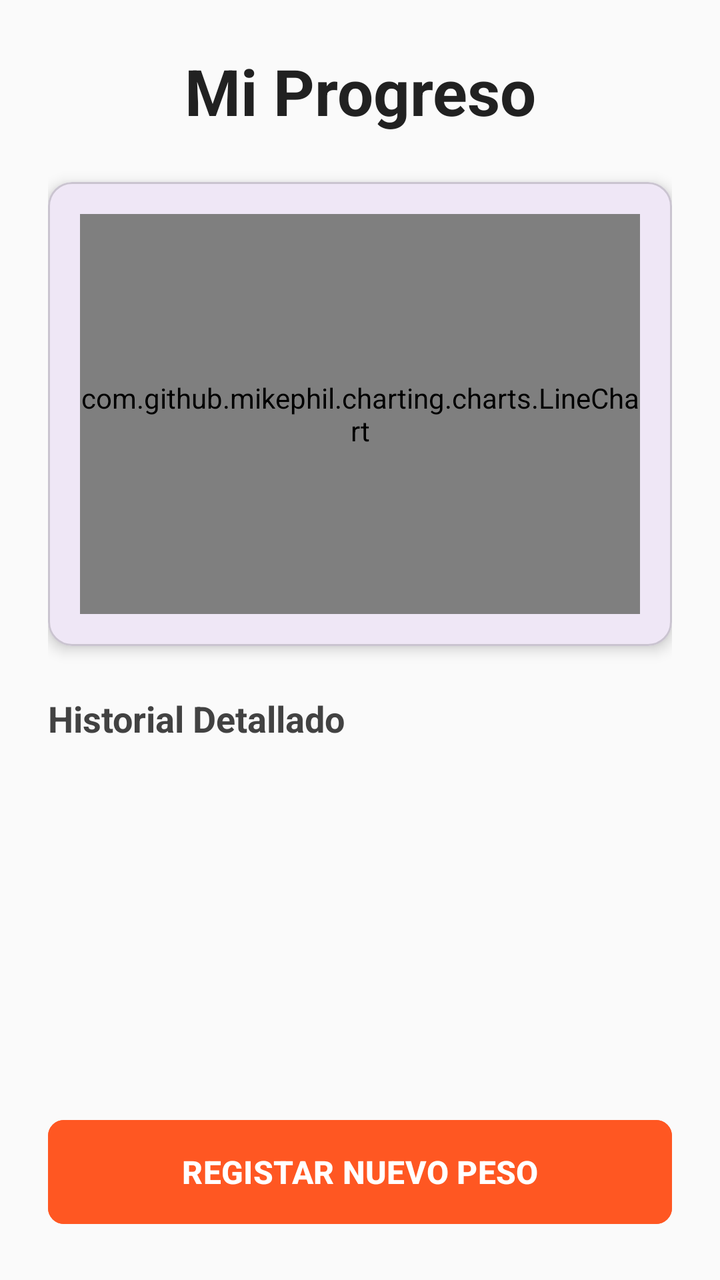
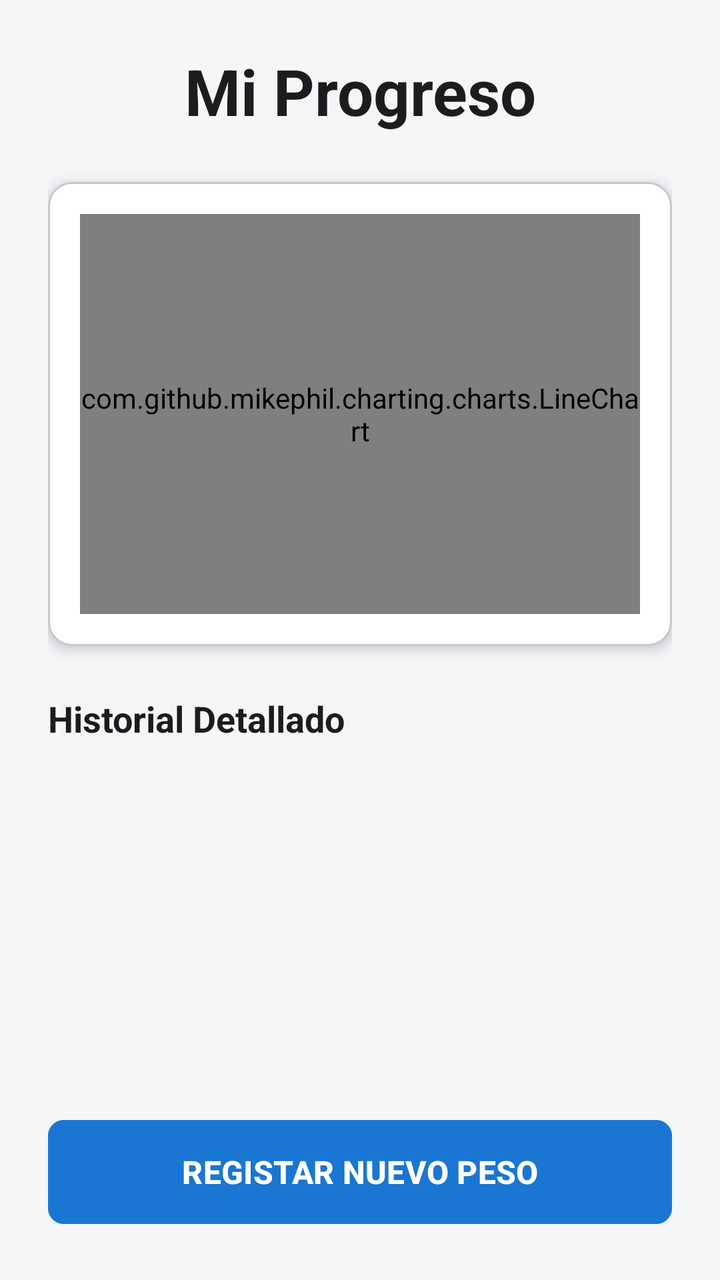

Before-and-after screenshots of an Android layout around one commit, followed by the original layout XML and the change that was made.
<!-- AndroidManifest.xml: application theme Theme.Aplicacion -->
<!-- res/layout/activity_medidas.xml -->
<?xml version="1.0" encoding="UTF-8" ?>
<LinearLayout xmlns:android="http://schemas.android.com/apk/res/android"
    xmlns:app="http://schemas.android.com/apk/res-auto"
    android:layout_width="match_parent"
    android:layout_height="match_parent"
    android:orientation="vertical"
    android:padding="24dp"
    android:background="#FAFAFA">

    
    <TextView
        android:layout_width="match_parent"
        android:layout_height="wrap_content"
        android:text="Mi Progreso"
        android:textSize="32sp"
        android:textStyle="bold"
        android:textColor="#212121"
        android:gravity="center_horizontal"
        android:layout_marginBottom="24dp"/>

    
    <com.google.android.material.card.MaterialCardView
        android:layout_width="match_parent"
        android:layout_height="wrap_content"
        app:cardCornerRadius="12dp"
        app:cardElevation="4dp"
        android:layout_marginBottom="24dp">

        <LinearLayout
            android:layout_width="match_parent"
            android:layout_height="wrap_content"
            android:orientation="vertical"
            android:padding="16dp">
            <com.github.mikephil.charting.charts.LineChart
                android:layout_width="match_parent"
                android:layout_height="200dp"
                android:id="@+id/graficaPeso"/>
        </LinearLayout>
    </com.google.android.material.card.MaterialCardView>

    
    <TextView
        android:layout_width="match_parent"
        android:layout_height="wrap_content"
        android:text="Historial Detallado"
        android:textSize="18sp"
        android:textStyle="bold"
        android:textColor="#424242"
        android:layout_marginBottom="12dp"/>

    
    <ProgressBar
        android:layout_width="wrap_content"
        android:layout_height="wrap_content"
        android:id="@+id/progressBarMedidas"
        android:layout_gravity="center"
        android:visibility="gone"/>

    
    <TextView
        android:layout_width="match_parent"
        android:layout_height="wrap_content"
        android:id="@+id/tvEmptyState"
        android:text="Aún no hay medidas registradas"
        android:textAlignment="center"
        android:textColor="#757575"
        android:textStyle="italic"
        android:visibility="gone"
        android:layout_marginTop="20dp"/>

    
    <ListView
        android:layout_width="match_parent"
        android:layout_height="0dp"
        android:id="@+id/lvHistorialMedidas"
        android:layout_weight="1"
        android:divider="#E0E0E0"
        android:dividerHeight="1dp"
        android:layout_marginBottom="16dp"/>

    
    <com.google.android.material.button.MaterialButton
        android:layout_width="match_parent"
        android:layout_height="60dp"
        android:id="@+id/btnIrNuevaMedida"
        android:text="REGISTAR NUEVO PESO"
        android:textSize="16sp"
        android:textStyle="bold"
        android:backgroundTint="#FF5722"
        app:cornerRadius="8dp"/>

</LinearLayout>
<!-- resources referenced by this layout -->
<resources>
  <style name="Theme.Aplicacion" parent="Base.Theme.Aplicacion" />
  <style name="Base.Theme.Aplicacion" parent="Theme.Material3.DayNight.NoActionBar">
          
          
      </style>
</resources>

<!-- the commit's change to res/layout/activity_medidas.xml (unified diff, before → after) -->
@@ -5,7 +5,7 @@
     android:layout_height="match_parent"
     android:orientation="vertical"
     android:padding="24dp"
-    android:background="#FAFAFA">
+    android:background="@color/backgroundColor">
 
     
     <TextView
@@ -14,7 +14,7 @@
         android:text="Mi Progreso"
         android:textSize="32sp"
         android:textStyle="bold"
-        android:textColor="#212121"
+        android:textColor="@color/textColorPrimary"
         android:gravity="center_horizontal"
         android:layout_marginBottom="24dp"/>
 
@@ -24,6 +24,7 @@
         android:layout_height="wrap_content"
         app:cardCornerRadius="12dp"
         app:cardElevation="4dp"
+        app:cardBackgroundColor="@color/surfaceColor"
         android:layout_marginBottom="24dp">
 
         <LinearLayout
@@ -45,7 +46,7 @@
         android:text="Historial Detallado"
         android:textSize="18sp"
         android:textStyle="bold"
-        android:textColor="#424242"
+        android:textColor="@color/textColorPrimary"
         android:layout_marginBottom="12dp"/>
 
     
@@ -54,6 +55,7 @@
         android:layout_height="wrap_content"
         android:id="@+id/progressBarMedidas"
         android:layout_gravity="center"
+        android:indeterminateTint="@color/primaryColor"
         android:visibility="gone"/>
 
     
@@ -63,7 +65,7 @@
         android:id="@+id/tvEmptyState"
         android:text="Aún no hay medidas registradas"
         android:textAlignment="center"
-        android:textColor="#757575"
+        android:textColor="@color/textColorSecondary"
         android:textStyle="italic"
         android:visibility="gone"
         android:layout_marginTop="20dp"/>
@@ -74,7 +76,7 @@
         android:layout_height="0dp"
         android:id="@+id/lvHistorialMedidas"
         android:layout_weight="1"
-        android:divider="#E0E0E0"
+        android:divider="@color/textColorSecondary"
         android:dividerHeight="1dp"
         android:layout_marginBottom="16dp"/>
 
@@ -86,7 +88,8 @@
         android:text="REGISTAR NUEVO PESO"
         android:textSize="16sp"
         android:textStyle="bold"
-        android:backgroundTint="#FF5722"
+        android:textColor="#FFFFFF"
+        android:backgroundTint="@color/primaryColor"
         app:cornerRadius="8dp"/>
 
 </LinearLayout>
<!-- resource entries referenced after the edit -->
@@ -1,5 +1,10 @@
 <!-- resources referenced by this layout -->
 <resources>
+  <color name="backgroundColor">#F4F6F8</color>
+  <color name="primaryColor">#1976D2</color>
+  <color name="surfaceColor">#FFFFFF</color>
+  <color name="textColorPrimary">#1A1C1E</color>
+  <color name="textColorSecondary">#5F6368</color>
   <style name="Theme.Aplicacion" parent="Base.Theme.Aplicacion" />
   <style name="Base.Theme.Aplicacion" parent="Theme.Material3.DayNight.NoActionBar">
           
